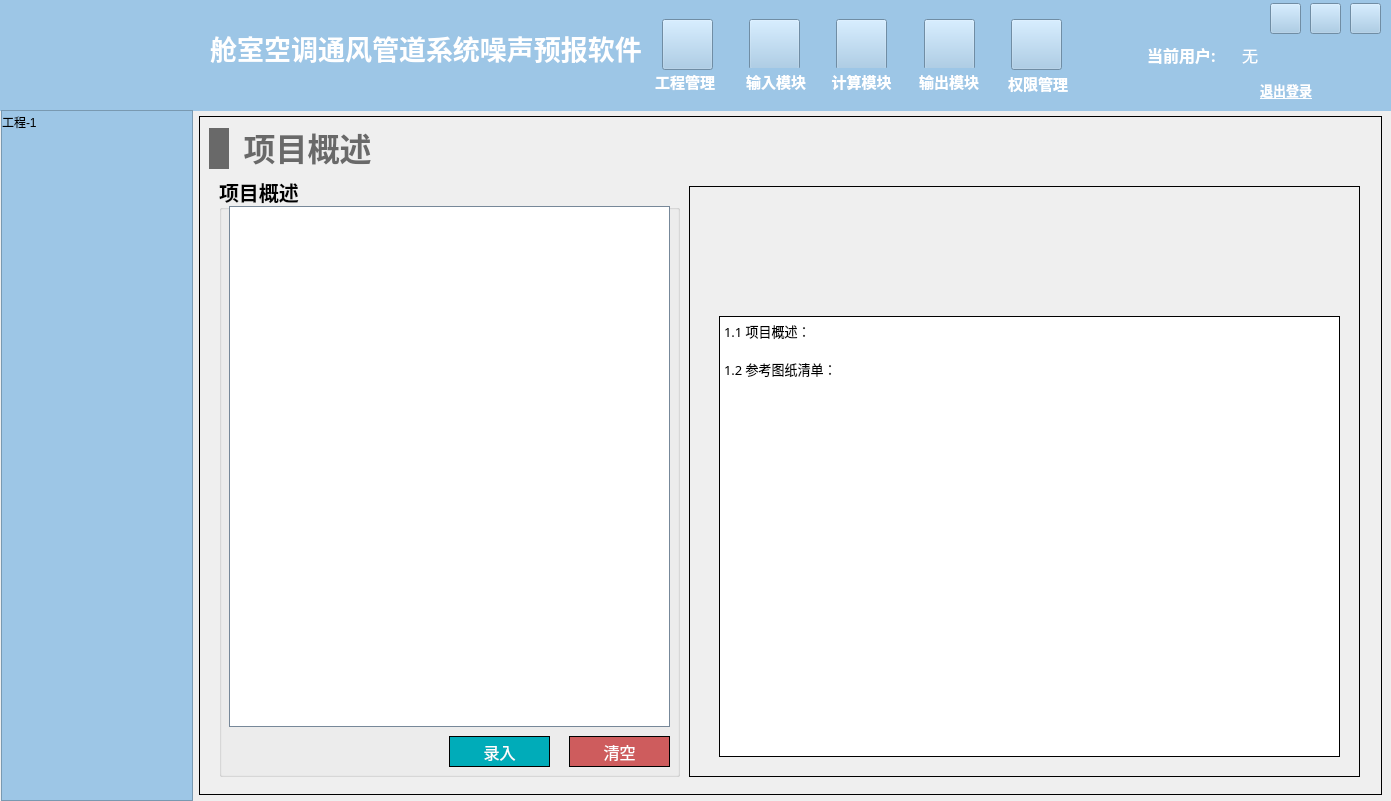
The window that NoiseCalSoft/widget.ui (haobana/NoiCal) describes before a commit, drawn with Qt 5.
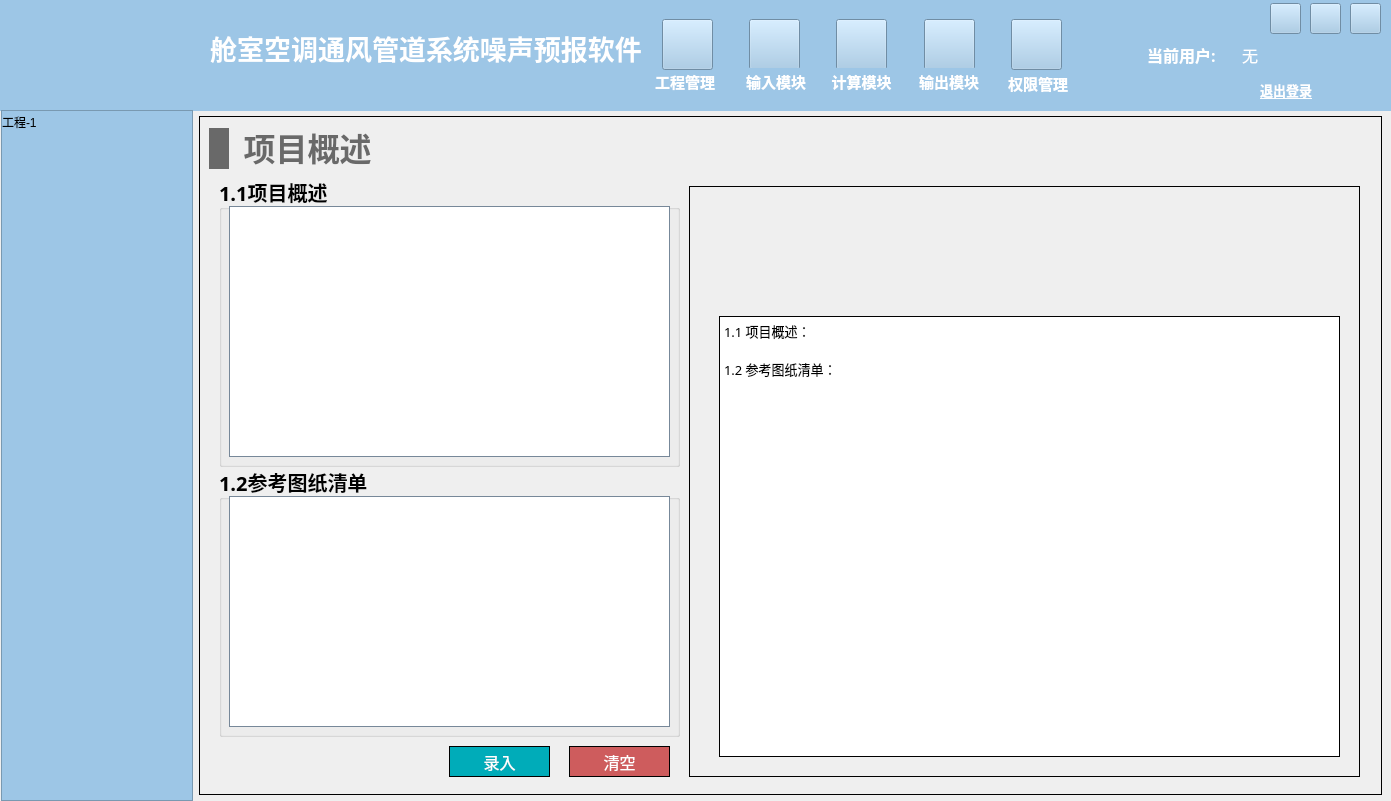
The same window after the commit. The open tabs and pages were chosen to show the change. Icons and pictures are not drawn.

```diff
--- a/NoiseCalSoft/widget.ui
+++ b/NoiseCalSoft/widget.ui
@@ -12508,7 +12508,7 @@
         <x>20</x>
         <y>60</y>
         <width>461</width>
-        <height>601</height>
+        <height>291</height>
        </rect>
       </property>
       <property name="font">
@@ -12519,85 +12519,15 @@
        </font>
       </property>
       <property name="title">
-       <string>项目概述</string>
+       <string>1.1项目概述</string>
       </property>
-      <widget class="QPushButton" name="pushButton_project_overview_entry">
-       <property name="geometry">
-        <rect>
-         <x>230</x>
-         <y>560</y>
-         <width>101</width>
-         <height>31</height>
-        </rect>
-       </property>
-       <property name="font">
-        <font>
-         <family>黑体</family>
-         <pointsize>12</pointsize>
-        </font>
-       </property>
-       <property name="styleSheet">
-        <string notr="true">QPushButton
-{
-	color:#ffffff; /*文字颜色*/
-    background-color: #00ACB9;/*背景色*/
-    border-radius:0px; /*边框倒角*/
-	border: 1px solid #000000;
-}
-
-
-QPushButton:hover 
-{
-background-color: rgb(0,142,153);
-color: white;
-}</string>
-       </property>
-       <property name="text">
-        <string>录入</string>
-       </property>
-      </widget>
-      <widget class="QPushButton" name="pushButton_project_overview_clear">
-       <property name="geometry">
-        <rect>
-         <x>350</x>
-         <y>560</y>
-         <width>101</width>
-         <height>31</height>
-        </rect>
-       </property>
-       <property name="font">
-        <font>
-         <family>黑体</family>
-         <pointsize>12</pointsize>
-        </font>
-       </property>
-       <property name="styleSheet">
-        <string notr="true">QPushButton
-{
-	color:#ffffff; /*文字颜色*/
-    background-color: #CE5C5D;/*背景色*/
-    border-radius:0px; /*边框倒角*/
-	border: 1px solid #000000;
-}
-
-
-QPushButton:hover 
-{
-background-color: #AB4850;
-color: white;
-}</string>
-       </property>
-       <property name="text">
-        <string>清空</string>
-       </property>
-      </widget>
       <widget class="QPlainTextEdit" name="plainTextEdit_project_overview">
        <property name="geometry">
         <rect>
          <x>10</x>
          <y>30</y>
          <width>441</width>
-         <height>521</height>
+         <height>251</height>
         </rect>
        </property>
        <property name="styleSheet">
@@ -12712,6 +12642,112 @@
        </property>
       </widget>
      </widget>
+     <widget class="QGroupBox" name="groupBox_7">
+      <property name="geometry">
+       <rect>
+        <x>20</x>
+        <y>350</y>
+        <width>461</width>
+        <height>271</height>
+       </rect>
+      </property>
+      <property name="font">
+       <font>
+        <family>Microsoft YaHei</family>
+        <pointsize>15</pointsize>
+        <bold>true</bold>
+       </font>
+      </property>
+      <property name="title">
+       <string>1.2参考图纸清单</string>
+      </property>
+      <widget class="QPlainTextEdit" name="plainTextEdit_noise_require_2">
+       <property name="geometry">
+        <rect>
+         <x>10</x>
+         <y>30</y>
+         <width>441</width>
+         <height>231</height>
+        </rect>
+       </property>
+       <property name="styleSheet">
+        <string notr="true">border: 1px solid #778899;</string>
+       </property>
+       <property name="plainText">
+        <string/>
+       </property>
+      </widget>
+     </widget>
+     <widget class="QPushButton" name="pushButton_project_overview_clear">
+      <property name="geometry">
+       <rect>
+        <x>370</x>
+        <y>630</y>
+        <width>101</width>
+        <height>31</height>
+       </rect>
+      </property>
+      <property name="font">
+       <font>
+        <family>黑体</family>
+        <pointsize>12</pointsize>
+       </font>
+      </property>
+      <property name="styleSheet">
+       <string notr="true">QPushButton
+{
+	color:#ffffff; /*文字颜色*/
+    background-color: #CE5C5D;/*背景色*/
+    border-radius:0px; /*边框倒角*/
+	border: 1px solid #000000;
+}
+
+
+QPushButton:hover 
+{
+background-color: #AB4850;
+color: white;
+}</string>
+      </property>
+      <property name="text">
+       <string>清空</string>
+      </property>
+     </widget>
+     <widget class="QPushButton" name="pushButton_project_overview_entry">
+      <property name="geometry">
+       <rect>
+        <x>250</x>
+        <y>630</y>
+        <width>101</width>
+        <height>31</height>
+       </rect>
+      </property>
+      <property name="font">
+       <font>
+        <family>黑体</family>
+        <pointsize>12</pointsize>
+       </font>
+      </property>
+      <property name="styleSheet">
+       <string notr="true">QPushButton
+{
+	color:#ffffff; /*文字颜色*/
+    background-color: #00ACB9;/*背景色*/
+    border-radius:0px; /*边框倒角*/
+	border: 1px solid #000000;
+}
+
+
+QPushButton:hover 
+{
+background-color: rgb(0,142,153);
+color: white;
+}</string>
+      </property>
+      <property name="text">
+       <string>录入</string>
+      </property>
+     </widget>
     </widget>
    </widget>
    <widget class="QWidget" name="page_report_noise_require_basis">
```
Left out of the diff: 188 changed lines with no effect on the pictures.
